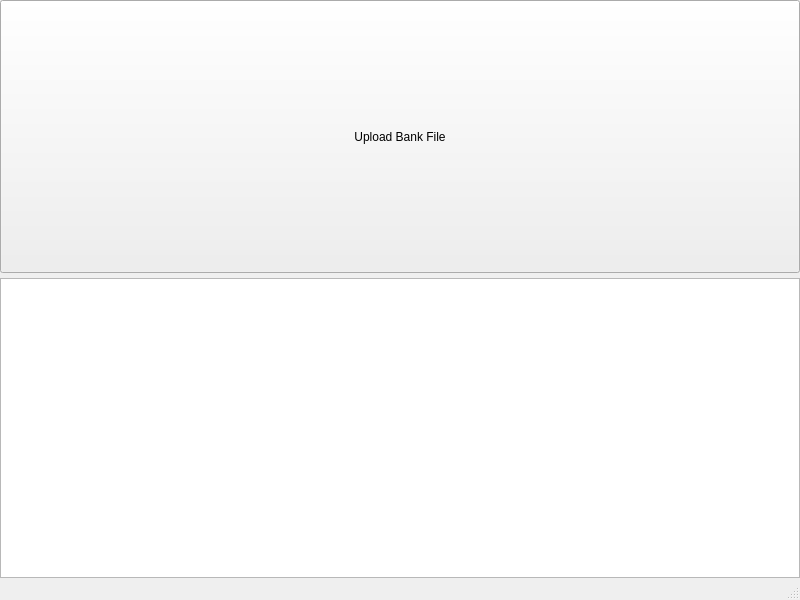
Above: mainwindow.ui from SpencerHD2020/BudgetTrack24 before the change. Below: the same form after it.
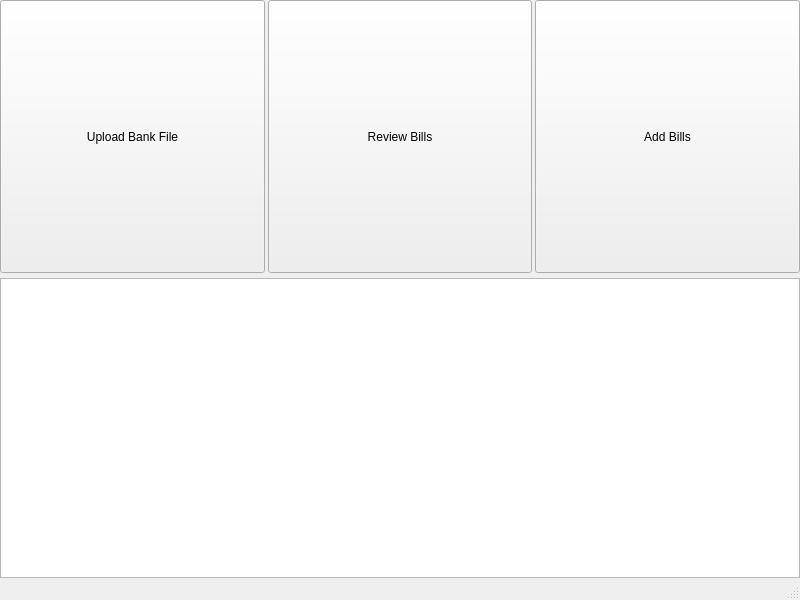
That is the form after the change.

Commit message:
Created Dialog to allow adding bills
Just allows data entry, no real logic yet

The edit to the form file:
```diff
--- a/mainwindow.ui
+++ b/mainwindow.ui
@@ -32,6 +32,9 @@
     </property>
     <item>
      <layout class="QHBoxLayout" name="ButtonViewLayout">
+      <property name="spacing">
+       <number>3</number>
+      </property>
       <item>
        <widget class="QPushButton" name="UploadBankCSVButton">
         <property name="sizePolicy">
@@ -57,6 +60,44 @@
         </property>
        </widget>
       </item>
+      <item>
+       <widget class="QPushButton" name="ReviewBillsButton">
+        <property name="sizePolicy">
+         <sizepolicy hsizetype="Expanding" vsizetype="Expanding">
+          <horstretch>0</horstretch>
+          <verstretch>0</verstretch>
+         </sizepolicy>
+        </property>
+        <property name="minimumSize">
+         <size>
+          <width>100</width>
+          <height>20</height>
+         </size>
+        </property>
+        <property name="text">
+         <string notr="true">Review Bills</string>
+        </property>
+       </widget>
+      </item>
+      <item>
+       <widget class="QPushButton" name="AddBillsButton">
+        <property name="sizePolicy">
+         <sizepolicy hsizetype="Expanding" vsizetype="Expanding">
+          <horstretch>0</horstretch>
+          <verstretch>0</verstretch>
+         </sizepolicy>
+        </property>
+        <property name="minimumSize">
+         <size>
+          <width>100</width>
+          <height>20</height>
+         </size>
+        </property>
+        <property name="text">
+         <string notr="true">Add Bills</string>
+        </property>
+       </widget>
+      </item>
      </layout>
     </item>
     <item>
```
The commit also changes 9 other files.
